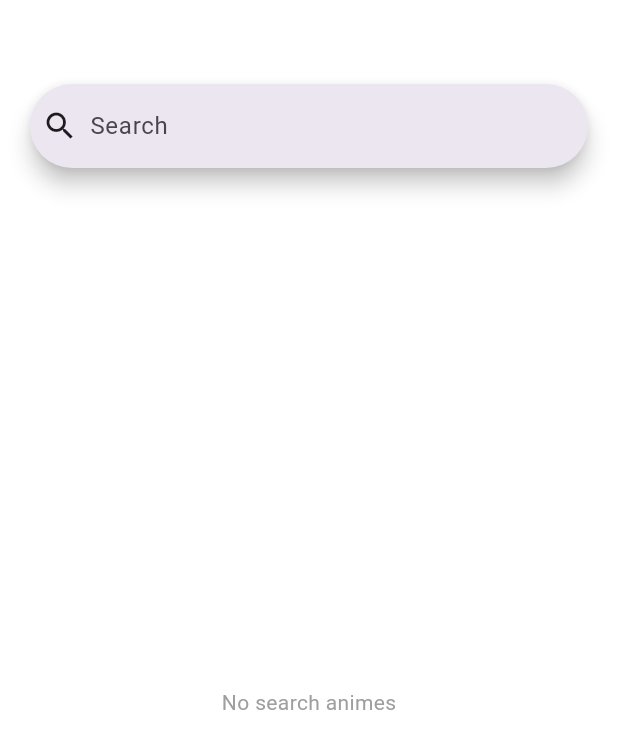
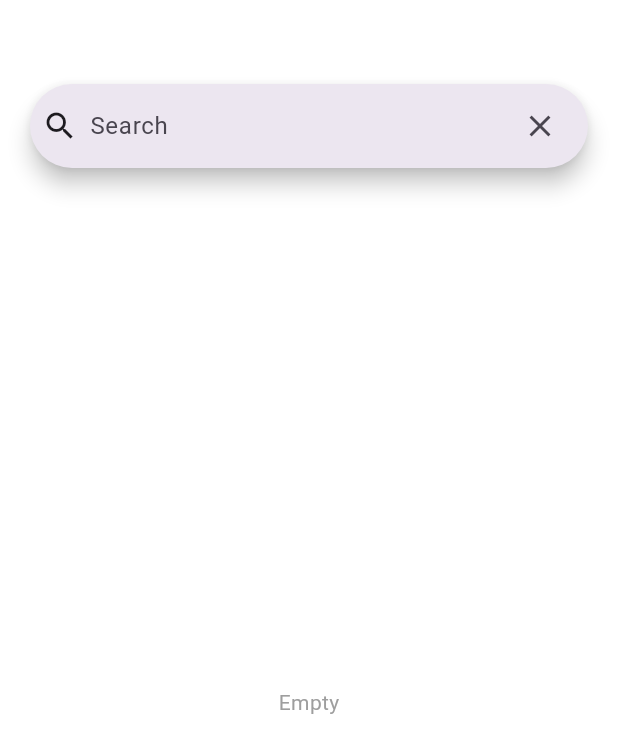
Before and after one commit to chars32/anime_app_flutter, a Flutter app: the SearchBarWidget screen opened by its route, on a phone screen of 412 x 824 dp. Shown: the top 753 px of the screen. Run offline on Flutter 3.47's test engine with Material 3 defaults, Android fonts, the phone set to English and light mode, and no system bars; our stand-ins replace dio, go_router; network calls fail.

Commit message:
Cuando la lista esta vacia o el buscador sin texto no se muestra nada

```diff
--- a/lib/presentation/widgets/search_bar.dart
+++ b/lib/presentation/widgets/search_bar.dart
@@ -29,6 +29,16 @@ class _SearchBarWidgetState extends State<SearchBarWidget> {
             SearchBar(
               hintText: 'Search',
               leading: const Icon(Icons.search),
+              trailing: [
+                IconButton(
+                  onPressed: () {
+                    _controller.clear();
+                    Provider.of<AnimeProvider>(context, listen: false)
+                        .searchAnimesReset();
+                  },
+                  icon: const Icon(Icons.clear),
+                ),
+              ],
               controller: _controller,
               onChanged: (value) {
                 Provider.of<AnimeProvider>(context, listen: false)
@@ -40,11 +50,12 @@ class _SearchBarWidgetState extends State<SearchBarWidget> {
             ),
             Consumer<AnimeProvider>(
               builder: (context, provider, child) {
-                if (provider.searchAnimeList.isEmpty) {
+                if (provider.searchAnimeList.isEmpty ||
+                    _controller.text.isEmpty) {
                   return const Expanded(
                     child: Center(
                       child: Text(
-                        'No search animes',
+                        'Empty',
                         style: TextStyle(color: Colors.grey),
                       ),
                     ),
@@ -57,7 +68,7 @@ class _SearchBarWidgetState extends State<SearchBarWidget> {
                     itemBuilder: (context, index) {
                       return Text(
                         provider.searchAnimeList[index].title,
-                        style: TextStyle(color: Colors.white),
+                        style: const TextStyle(color: Colors.white),
                       );
                     },
                   ),
--- a/lib/provider/anime_provider.dart
+++ b/lib/provider/anime_provider.dart
@@ -66,4 +66,9 @@ class AnimeProvider extends ChangeNotifier {
       print('Error search anime: $error');
     }
   }
+
+  void searchAnimesReset() {
+    _searchAnimeList = [];
+    notifyListeners();
+  }
 }
```
